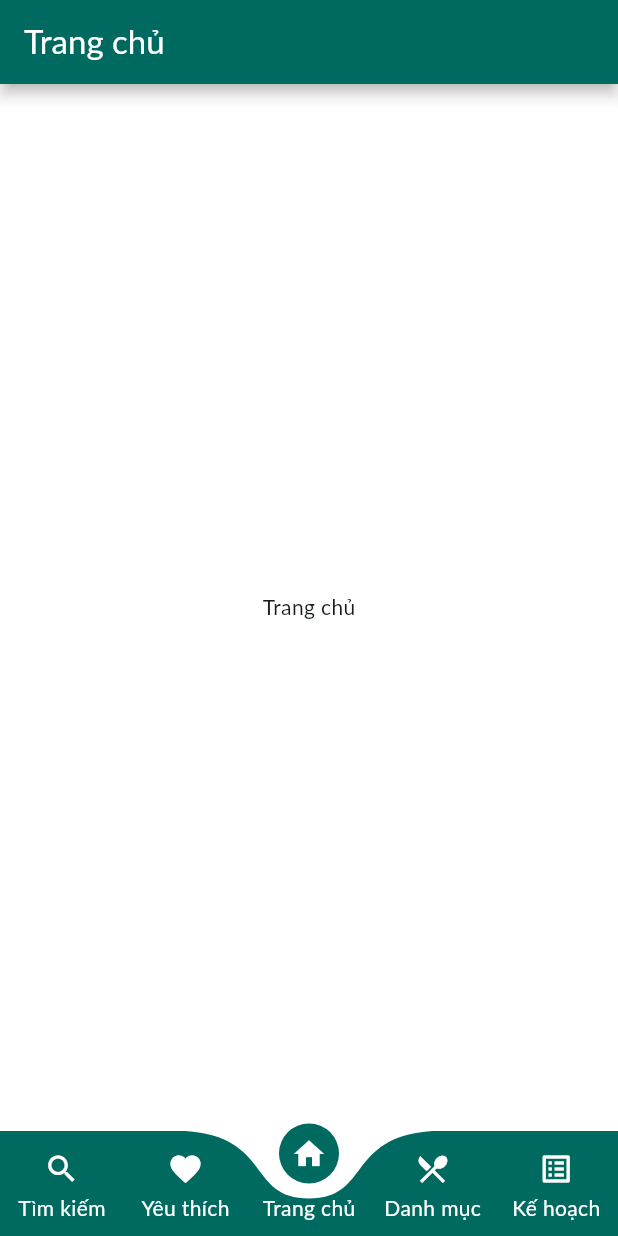
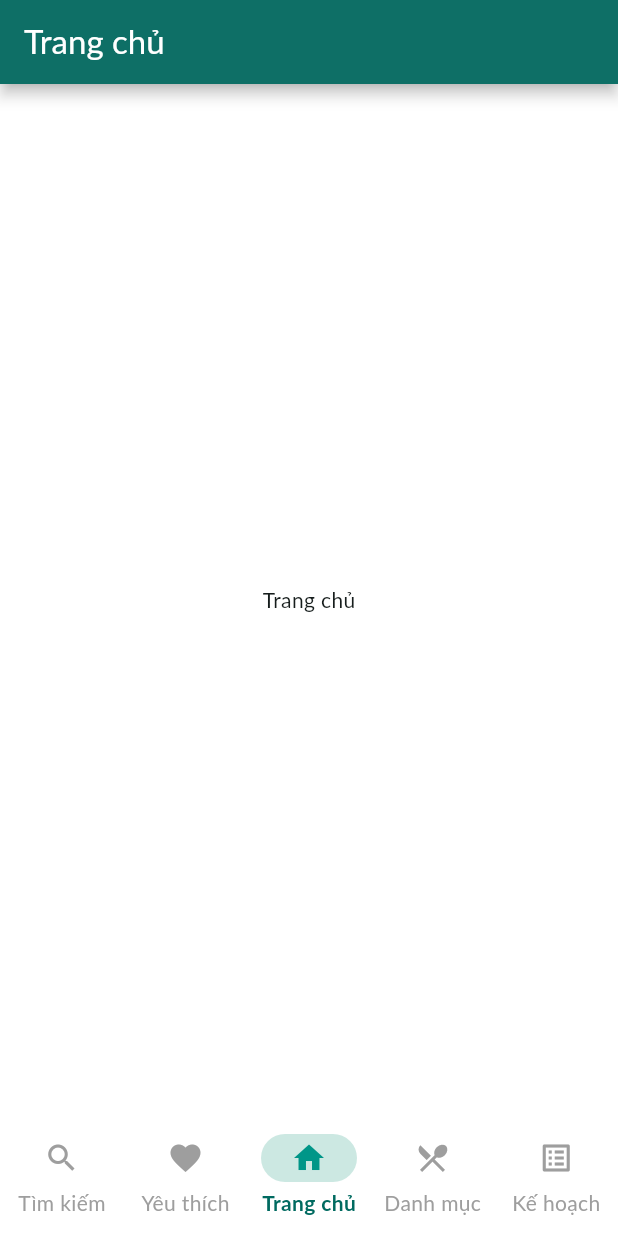
Before and after one commit to kaitogiang/Recipe-Mobile-App, a Flutter app: the screen it shows after launch, on a phone screen of 412 x 824 dp. Run offline on Flutter 3.47's test engine with Material 3 defaults, Android fonts, the phone set to English and light mode, and no system bars; drawn by our look-alikes of curved_labeled_navigation_bar; our stand-ins replace go_router; missing offline and left inert: molten_navigationbar_flutter; Roboto replaces fonts that are missing (Lato).

Commit message:
Xay dung navgiation chuyen huong cac trang

```diff
--- a/lib/main.dart
+++ b/lib/main.dart
@@ -1,26 +1,103 @@
 
-import 'package:ct484_project/ui/food/foods_overview_screen.dart';
-import 'package:ct484_project/ui/food/foods_processing_category.dart';
+import 'package:ct484_project/ui/food/favorite_food_screen.dart';
+import 'package:ct484_project/ui/food/food_overview_screen.dart';
+import 'package:ct484_project/ui/food/food_processing_category.dart';
+import 'package:ct484_project/ui/food/food_search_screen.dart';
+import 'package:ct484_project/ui/food/food_shopping_list_screen.dart';
+import 'package:ct484_project/ui/shared/scaffold_with_navbar.dart';
 import 'package:flutter/material.dart';
-import 'package:molten_navigationbar_flutter/molten_navigationbar_flutter.dart';
-import 'package:provider/provider.dart';
+import 'package:go_router/go_router.dart';
 
+final _rootNavigatorkey = GlobalKey<NavigatorState>(debugLabel: 'root');
+final _searchingNavigatorKey = GlobalKey<NavigatorState>(debugLabel: 'searchNav');
 void main() {
-  runApp(const MyApp());
+  runApp(MyApp());
 }
 
 class MyApp extends StatelessWidget {
-  const MyApp({super.key});
+  MyApp({super.key});
+
+  final GoRouter _router = GoRouter(
+    navigatorKey: _rootNavigatorkey,
+    initialLocation: '/home',
+    routes: <RouteBase>[
+      StatefulShellRoute.indexedStack(
+        builder: (context, state, navigationShell) {
+          //Nơi sẽ hiển thị các nhánh
+          return ScaffoldWithNavBar(navigationShell: navigationShell);
+        },
+        //Danh sách các tab cũng là các nhánh
+        branches: <StatefulShellBranch>[
+          //Nhánh thứ nhất, tab tìm kiếm trong bottom navigation bar
+          StatefulShellBranch(
+            navigatorKey: _searchingNavigatorKey,
+            routes: <RouteBase>[
+              GoRoute(
+                name: 'search',
+                path: '/search',
+                builder: (context, state) => const SafeArea(child: FoodSearchScreen()),
+              )
+            ]
+          ),
+
+          //Nhánh thứ hai, tab yêu thích trong bottom navigation bar
+          StatefulShellBranch(
+            routes: <RouteBase>[
+              GoRoute(
+                name: 'favorite',
+                path: '/favorite',
+                builder: (context, state) => const SafeArea(child: FavoriteFoddScreen()),
+              )
+            ]
+          ),
+
+          //Nhánh thứ ba, tab trang chủ trong bottom navigation bar
+          StatefulShellBranch(
+            routes: <RouteBase>[
+              GoRoute(
+                name: 'home',
+                path: '/home',
+                builder: (context, state) => const SafeArea(child: FoodOverviewScreen()),
+              )
+            ]
+          ),
+
+          //Nhánh thứ tư, tab danh mục trong bottom navigation bar
+          StatefulShellBranch(
+            routes: <RouteBase>[
+              GoRoute(
+                name: 'category',
+                path: '/category',
+                builder: (context, state) => const SafeArea(child: FoodProcessingCategory()),
+              )
+            ]
+          ),
+
+          //Nhánh thứ năm, tab kế hoạch trong bottom navigation bar
+          StatefulShellBranch(
+            routes: <RouteBase>[
+              GoRoute(
+                name: 'shopping-list',
+                path: '/shopping-list',
+                builder: (context, state) => const SafeArea(child: FoodShoppingListScreen()),
+              )
+            ]
+          )
+        ]
+      )
+    ]
+  );
 
   @override
   Widget build(BuildContext context) {
     final colorScheme = ColorScheme.fromSeed(
       seedColor: Colors.teal,
-      secondary: Colors.orange,
+      secondary: Colors.black,
       background: Colors.white,
-      surface: Colors.white
+      surface: Colors.white,
+      surfaceTint: Colors.grey
     );
-    return MaterialApp(
+    return MaterialApp.router(
         title: 'My Receipt',
         debugShowCheckedModeBanner: false,
         theme: ThemeData(
@@ -32,12 +109,30 @@ class MyApp extends StatelessWidget {
             elevation: 4,
             shadowColor: colorScheme.shadow
           ),
-          iconTheme: IconThemeData(color: Colors.white)
+          navigationBarTheme: NavigationBarThemeData(
+            labelTextStyle: MaterialStateProperty.resolveWith((states) {
+              if (states.contains(MaterialState.selected)) {
+                return TextStyle(
+                  color: colorScheme.primary,
+                  fontWeight: FontWeight.bold
+                );
+              }
+              return TextStyle(color: Colors.grey);
+            }),
+            iconTheme: MaterialStateProperty.resolveWith((states) {
+              if (states.contains(MaterialState.selected)) {
+                return const IconThemeData(
+                  color: Colors.teal,
+                );
+              }
+              return const IconThemeData(
+                color: Colors.grey
+              );
+            }),
+            backgroundColor: colorScheme.background,
+          )
         ),
-        home: const SafeArea(child: FoodsOverviewScreen()),
-        routes: {
-          FoodsProcessingCategory.routeName: (ctx) => const SafeArea(child: FoodsProcessingCategory() )
-        },
+        routerConfig: _router,
       );
   }
 }
--- /dev/null
+++ b/lib/ui/food/favorite_food_screen.dart
@@ -0,0 +1,18 @@
+
+import 'package:flutter/material.dart';
+
+class FavoriteFoddScreen extends StatelessWidget {
+  const FavoriteFoddScreen({super.key});
+
+  @override
+  Widget build(BuildContext context) {
+    return Scaffold(
+      appBar: AppBar(
+        title: const Text('Công thức nấu ăn yêu thích'),
+      ),
+      body: Center(
+        child: const Text('Danh sach công thức nấu ăn yêu thích'),
+      ),
+    );
+  }
+}
--- /dev/null
+++ b/lib/ui/food/food_overview_screen.dart
@@ -0,0 +1,21 @@
+
+import 'package:ct484_project/ui/shared/scaffold_with_navbar.dart';
+import 'package:flutter/material.dart';
+import 'package:molten_navigationbar_flutter/molten_navigationbar_flutter.dart';
+
+import 'food_processing_category.dart';
+
+class FoodOverviewScreen extends StatelessWidget {
+  const FoodOverviewScreen({super.key});
+  @override
+  Widget build(BuildContext context) {
+    return Scaffold(
+      appBar: AppBar(
+        title: const Text('Trang chủ'),
+      ),
+      body: Center(
+        child: const Text("Trang chủ"),
+      ),
+    );
+  }
+}
--- a/lib/ui/food/foods_processing_category.dart
+++ b/lib/ui/food/food_processing_category.dart
@@ -1,20 +1,19 @@
 
 import 'package:flutter/material.dart';
 
-import '../shared/bottom_navigation_bar.dart';
+import '../shared/scaffold_with_navbar.dart';
 
-class FoodsProcessingCategory extends StatelessWidget {
+class FoodProcessingCategory extends StatelessWidget {
   static const routeName = '/category';
-  const FoodsProcessingCategory({super.key});
+  const FoodProcessingCategory({super.key});
   @override
   Widget build(BuildContext context) {
     return Scaffold(
       appBar: AppBar(
         title: const Text('Danh mục chế biến'),
       ),
-      bottomNavigationBar: BottomCurveNavigationBar(),
       body: Center(
-        child: const Text('Danh mục chế biến'),
+        child: const Text('Danh mục chế biến', style: TextStyle(color: Colors.red),),
       ),
     );
   }
--- /dev/null
+++ b/lib/ui/food/food_search_screen.dart
@@ -0,0 +1,18 @@
+
+import 'package:flutter/material.dart';
+
+class FoodSearchScreen extends StatelessWidget {
+  const FoodSearchScreen({super.key});
+
+  @override
+  Widget build(BuildContext context) {
+    return Scaffold(
+      appBar: AppBar(
+        title: const Text('Tìm kiếm công thức nấu'),
+      ),
+      body: Center(
+        child: const Text('Danh sách công thức nấu ăn'),
+      ),
+    );
+  }
+}
--- /dev/null
+++ b/lib/ui/food/food_shopping_list_screen.dart
@@ -0,0 +1,18 @@
+
+import 'package:flutter/material.dart';
+
+class FoodShoppingListScreen extends StatelessWidget {
+  const FoodShoppingListScreen({super.key});
+
+  @override
+  Widget build(BuildContext context) {
+    return Scaffold(
+      appBar: AppBar(
+        title: const Text('kế hoạch mua nguyên liệu'),
+      ),
+      body: Center(
+        child: const Text('Danh sách nguyên liệu nấu ăn'),
+      ),
+    );
+  }
+}
--- a/lib/ui/food/foods_overview_screen.dart
+++ /dev/null
@@ -1,22 +0,0 @@
-
-import 'package:ct484_project/ui/shared/bottom_navigation_bar.dart';
-import 'package:flutter/material.dart';
-import 'package:molten_navigationbar_flutter/molten_navigationbar_flutter.dart';
-
-import 'foods_processing_category.dart';
-
-class FoodsOverviewScreen extends StatelessWidget {
-  const FoodsOverviewScreen({super.key});
-  @override
-  Widget build(BuildContext context) {
-    return Scaffold(
-        appBar: AppBar(
-          title: const Text('Trang chủ'),
-        ),
-        bottomNavigationBar: BottomCurveNavigationBar(),
-        body: Center(
-          child: const Text("Trang chủ"),
-        ),
-      );
-  }
-}
--- a/lib/ui/shared/bottom_navigation_bar.dart
+++ /dev/null
@@ -1,62 +0,0 @@
-
-import 'package:ct484_project/ui/food/foods_processing_category.dart';
-import 'package:curved_labeled_navigation_bar/curved_navigation_bar.dart';
-import 'package:curved_labeled_navigation_bar/curved_navigation_bar_item.dart';
-import 'package:flutter/material.dart';
-import 'package:provider/provider.dart';
-
-class BottomCurveNavigationBar extends StatefulWidget {
-  const BottomCurveNavigationBar(
-    {super.key});
-  @override
-  State<BottomCurveNavigationBar> createState() => _bottomNavigationBarState();
-}
-
-class _bottomNavigationBarState extends State<BottomCurveNavigationBar> {
-  int _selectedIndex = 2;
-  @override
-  Widget build(BuildContext context) {
-
-      return CurvedNavigationBar(
-        backgroundColor: Colors.white,
-        color: Theme.of(context).primaryColor,
-        index: _selectedIndex,
-        items: [
-          CurvedNavigationBarItem(
-            child: Icon(Icons.search, color: Colors.white,),
-            label: 'Tìm kiếm',
-            labelStyle: TextStyle(color: Colors.white)
-          ),
-          CurvedNavigationBarItem(
-            child: Icon(Icons.favorite, color: Colors.white),
-            label: 'Yêu thích',
-            labelStyle: TextStyle(color: Colors.white)
-
-          ),
-          CurvedNavigationBarItem(
-            child: Icon(Icons.home),
-            label: 'Trang chủ',
-            labelStyle: TextStyle(color: Colors.white)
-
-          ),
-          CurvedNavigationBarItem(
-            child: Icon(Icons.restaurant_menu),
-            label: 'Danh mục',
-            labelStyle: TextStyle(color: Colors.white)
-          ),
-          CurvedNavigationBarItem(
-            child: Icon(Icons.list_alt),
-            label: 'Kế hoạch',
-            labelStyle: TextStyle(color: Colors.white)
-          )
-        ],
-        onTap: (index) {
-          setState(() {
-            print(index);
-          });
-        },
-        animationCurve: Curves.ease,
-        animationDuration: Duration(milliseconds: 200),
-      );
-  }
-}
--- /dev/null
+++ b/lib/ui/shared/scaffold_with_navbar.dart
@@ -0,0 +1,62 @@
+
+import 'package:flutter/material.dart';
+import 'package:go_router/go_router.dart';
+
+class ScaffoldWithNavBar extends StatelessWidget {
+  const ScaffoldWithNavBar({
+    required this.navigationShell,
+    super.key
+  });
+
+  final StatefulNavigationShell navigationShell;
+
+  @override
+  Widget build(BuildContext context) {
+    return Scaffold(
+      body: navigationShell,
+      bottomNavigationBar: NavigationBar(
+        destinations: <NavigationDestination>[
+          NavigationDestination(
+            icon: Icon(Icons.search),
+            label: 'Tìm kiếm',
+          ),
+          NavigationDestination(
+            icon: Icon(Icons.favorite),
+            label: 'Yêu thích'
+          ),
+          NavigationDestination(
+            icon: Icon(Icons.home),
+            label: 'Trang chủ'
+          ),
+          NavigationDestination(
+            icon: Icon(Icons.restaurant_menu),
+            label: 'Danh mục'
+          ),
+          NavigationDestination(
+            icon: Icon(Icons.list_alt),
+            label: 'Kế hoạch'
+          )
+        ],
+        //currentIndex ở đây là index của branch đang được active,
+        //tức là đang được chọn
+        //navigationshell
+        //navigationShell là một hub trung tâm để kiểm soát và tương tác
+        //với toàn bộ các route con bên trong mỗi nhánh, tức là mỗi tab
+        //Nó giữ nguyên trạng thái của các route con bên trong, cho phép
+        //Người dùng có thể trở về trạng thái trước đó
+        selectedIndex: navigationShell.currentIndex,
+        onDestinationSelected: (index) => _onTap(context, index),
+      ),
+    );
+  }
+  //Hàm dùng để chuyển hướng tới một nhánh
+  void _onTap(BuildContext context, int index) {
+    //Hàm goBranch dùng để chuyển hướng tới một nhánh nào đó đã định nghĩa
+    //theo chỉ số. Thứ tự các nhánh bắt đầu từ 0. Nhánh đầu tiên là 0,
+    //thứ hai là 1, vv..vv
+    navigationShell.goBranch(
+      index,
+      initialLocation: index == navigationShell.currentIndex
+    );
+  }
+}
--- a/pubspec.yaml
+++ b/pubspec.yaml
@@ -16,6 +16,7 @@ dependencies:
   animated_notch_bottom_bar: ^1.0.0
   curved_labeled_navigation_bar: ^2.0.2
   provider: ^6.0.5
+  go_router: ^13.2.2
 
 dev_dependencies:
   flutter_test:
```
Also changed, not shown: pubspec.lock.
